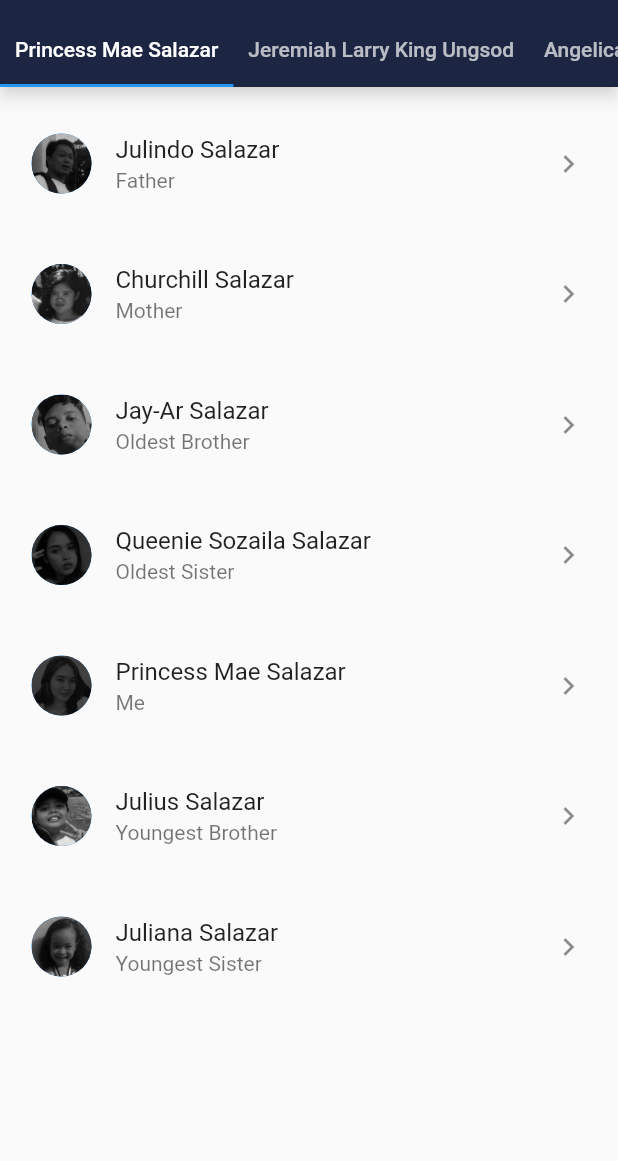
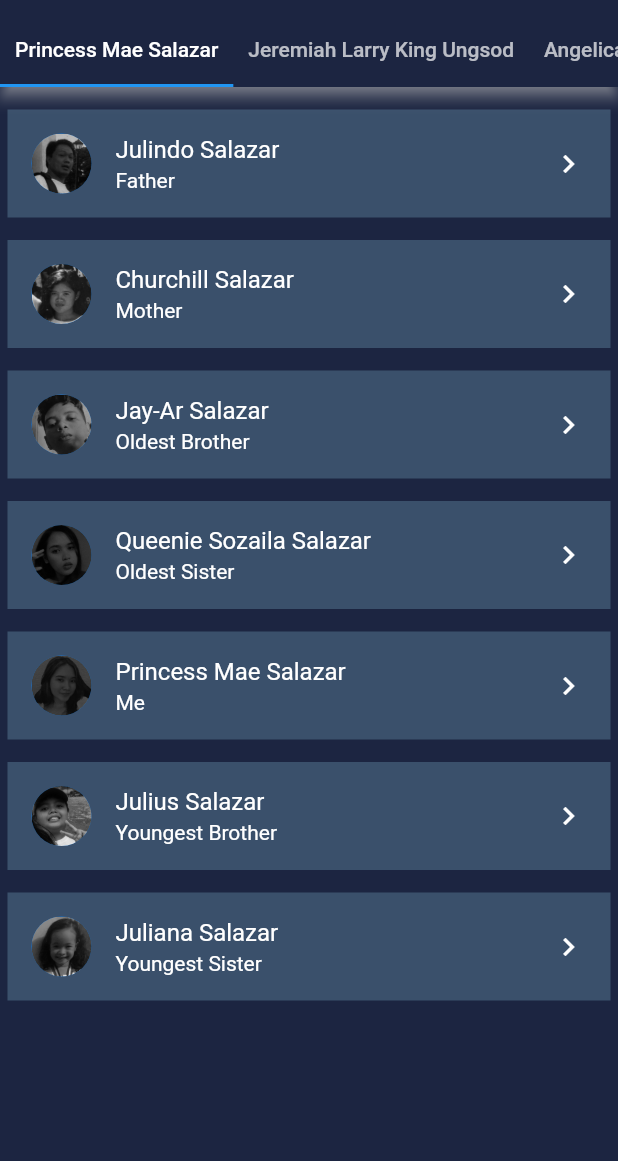
Before and after one commit to Jeremiah019/innovative_task_1_group_three, a Flutter app: the screen it shows after launch, on a phone screen of 412 x 824 dp, the part 75-1236 px from its top. Run offline on Flutter 3.47's test engine with Material 2 defaults, Android fonts, the phone set to English and light mode, and no system bars.

Commit message:
Color
Homepage color and Tiles color

```diff
--- a/lib/homepage.dart
+++ b/lib/homepage.dart
@@ -419,9 +419,10 @@ class _HomeState extends State<Home> with SingleTickerProviderStateMixin{
              ),
              PageOne(
                family: jesse,
-          )
+             ),
            ],
          ),
+         backgroundColor: const Color(0xFF1C2541),
     );
   }
 }
--- a/lib/page_two.dart
+++ b/lib/page_two.dart
@@ -29,7 +29,7 @@ class PageTwo extends StatelessWidget {
               title: Text('Name : ${info.age}'),
             ),
           ],
-        )
+        ),
     );
   }
 }
--- a/lib/userlist_item.dart
+++ b/lib/userlist_item.dart
@@ -23,6 +23,9 @@ class UserListItem extends StatelessWidget {
             height: 15,
           ),
             ListTile(
+              tileColor: const Color(0xFF3a506b),
+              iconColor: Colors.white,
+              textColor: Colors.white,
               leading: CircleAvatar(backgroundImage: AssetImage(item.icon)),
               title: Text(item.name ?? 'Not a member'),
               subtitle: Text(item.relationship ?? ''),
```
Lines whose indentation alone changed are shown as unchanged.
